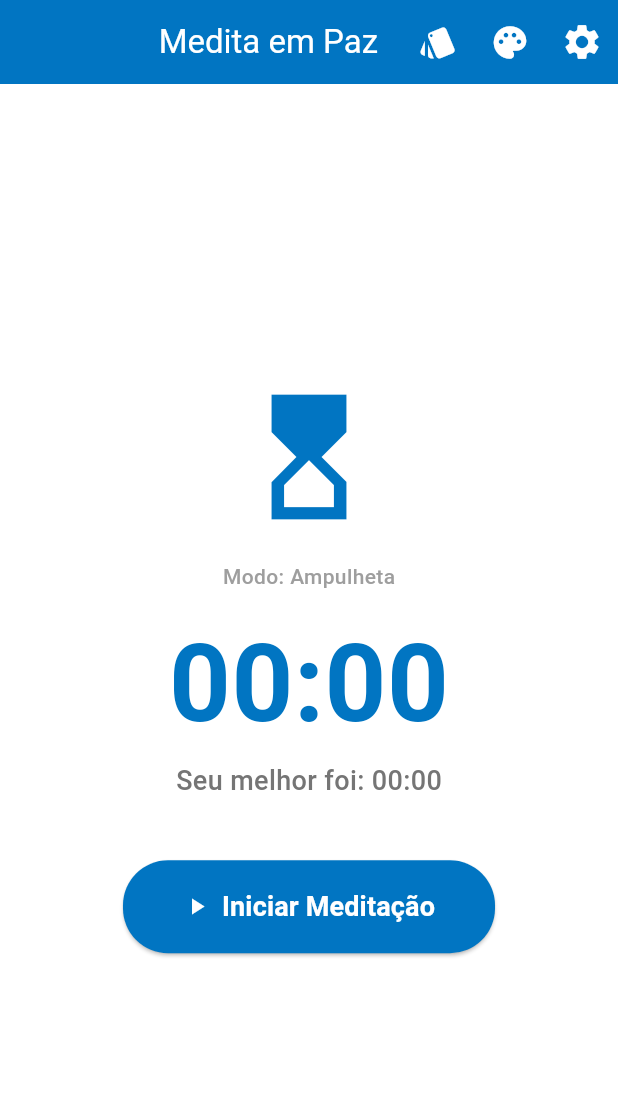
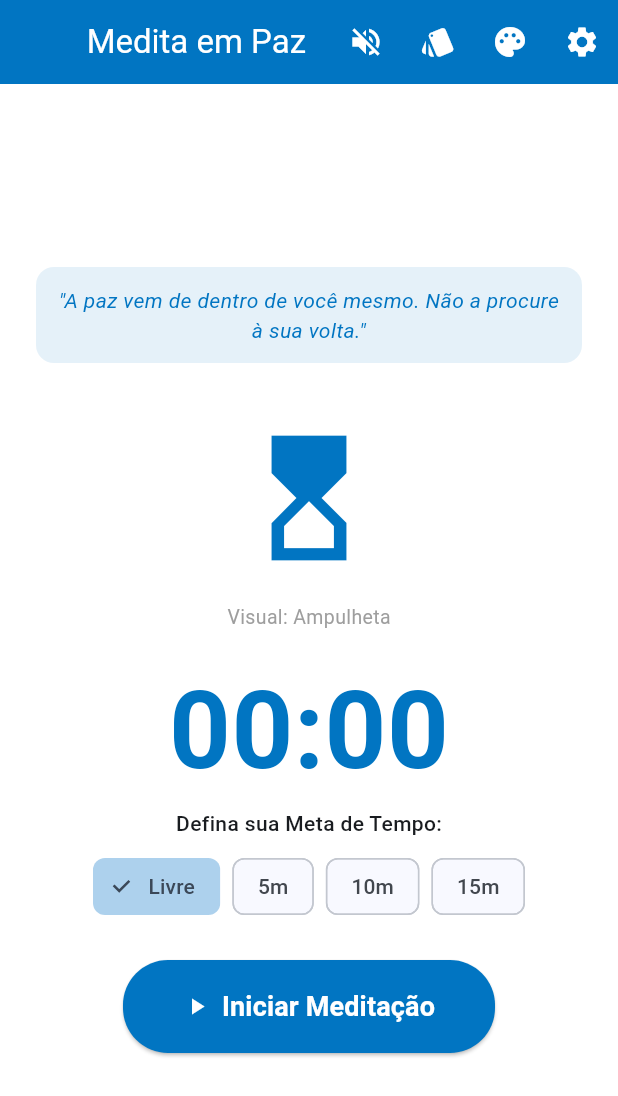
Before and after one commit to foxb333/aplicativo-simples, a Flutter app: the screen it shows after launch, on a phone screen of 412 x 824 dp. Shown: the top 1096 px of the screen. Run offline on Flutter 3.47's test engine with Material 3 defaults, Android fonts, the phone set to English and light mode, and no system bars.

Commit message:
mudanças simples

```diff
--- a/lib/main.dart
+++ b/lib/main.dart
@@ -1,5 +1,7 @@
 import 'dart:async';
+import 'dart:math';
 import 'package:flutter/material.dart';
+import 'package:flutter/services.dart';
 
 void main() {
   runApp(const MyApp());
@@ -15,6 +17,7 @@ class MyApp extends StatelessWidget {
       debugShowCheckedModeBanner: false,
       theme: ThemeData(
         useMaterial3: true,
+        colorSchemeSeed: const Color(0xFF0175C2),
       ),
       home: const TelaDeTransicao(),
     );
@@ -49,6 +52,7 @@ class _TelaDeTransicaoState extends State<TelaDeTransicao> with SingleTickerProv
     _fadeController.forward();
 
     Timer(const Duration(seconds: 3), () {
+      if (mounted) {
         Navigator.of(context).pushReplacement(
           PageRouteBuilder(
             pageBuilder: (context, animation, secondaryAnimation) => const TelaMeditacao(),
@@ -58,6 +62,7 @@ class _TelaDeTransicaoState extends State<TelaDeTransicao> with SingleTickerProv
             transitionDuration: const Duration(milliseconds: 800),
           ),
         );
+      }
     });
   }
 
@@ -77,11 +82,11 @@ class _TelaDeTransicaoState extends State<TelaDeTransicao> with SingleTickerProv
           opacity: _fadeController,
           child: ScaleTransition(
             scale: _subirAnimacao,
-            child: Column(
+            child: const Column(
               mainAxisAlignment: MainAxisAlignment.center,
               children: [
-                const Icon(Icons.spa, size: 120, color: corPadrao),
-                const SizedBox(height: 20),
+                Icon(Icons.spa, size: 120, color: corPadrao),
+                SizedBox(height: 20),
                 Text(
                   'Medita em Paz',
                   style: TextStyle(
@@ -100,7 +105,7 @@ class _TelaDeTransicaoState extends State<TelaDeTransicao> with SingleTickerProv
   }
 }
 
-// 2. TELA PRINCIPAL (Modos Visuais Avançados e Customização de Cores)
+// 2. TELA PRINCIPAL
 class TelaMeditacao extends StatefulWidget {
   const TelaMeditacao({super.key});
 
@@ -114,25 +119,31 @@ class _TelaMeditacaoState extends State<TelaMeditacao> with TickerProviderStateM
   int _melhorTempo = 0;
   bool _estaMeditando = false;
 
-  List<String> _historicoPlacar = [];
+  final List<String> _historicoPlacar = [];
   late AnimationController _animationController;
+  final GlobalKey<ScaffoldState> _scaffoldKey = GlobalKey<ScaffoldState>();
 
-  // Modos Visuais: 0 = Ampulheta, 1 = Terra, 2 = Sol/Lua, 3 = Montanha
   int _modoVisualAtual = 0;
+  int _indiceCorAtual = 0;
 
-  // Sistema de 10 Cores de Tema (A primeira é o Azul Padrão)
-  int _indiceCorAtual = 0;
+  // CORREÇÃO: Variáveis com nomes corrigidos (sem espaços)
+  int _metaMinutosSelecionada = 0;
+  int _segundosRestantesRegressivo = 0;
+  bool _somAmbienteLigado = false;
+
+  final List<String> _frasesZen = [
+    "A paz vem de dentro de você mesmo. Não a procure à sua volta.",
+    "Respire fundo. Esqueça o que já passou, foque no agora.",
+    "Sua mente é como a água; quando está calma, tudo fica claro.",
+    "Atenção plena não é controlar os pensamentos, é não deixar que eles controlem você.",
+    "Permita-se apenas ser, aqui e agora.",
+  ];
+  late String _fraseDoDia;
+
   final List<Color> _listaDeCores = [
-    const Color(0xFF0175C2), // 1. Azul Padrão
-    Colors.teal,             // 2. Verde Mental
-    Colors.purple,           // 3. Roxo Zen
-    Colors.deepOrange,       // 4. Laranja Energia
-    Colors.indigo,           // 5. Índigo Noturno
-    Colors.pink,             // 6. Rosa Compaixão
-    Colors.amber[800]!,      // 7. Âmbar Ouro
-    Colors.cyan[700]!,       // 8. Ciano Calmaria
-    Colors.brown[600]!,      // 9. Marrom Terra
-    Colors.blueGrey,         // 10. Cinza Foco
+    const Color(0xFF0175C2), Colors.teal, Colors.purple, Colors.deepOrange,
+    Colors.indigo, Colors.pink, Colors.amber[800]!, Colors.cyan[700]!,
+    Colors.brown[600]!, Colors.blueGrey,
   ];
 
   @override
@@ -142,28 +153,53 @@ class _TelaMeditacaoState extends State<TelaMeditacao> with TickerProviderStateM
       vsync: this,
       duration: const Duration(seconds: 3),
     );
+    _fraseDoDia = _frasesZen[Random().nextInt(_frasesZen.length)];
   }
 
   void _alternarModoVisual() {
-    setState(() {
-      _modoVisualAtual = (_modoVisualAtual + 1) % 4;
-    });
+    setState(() { _modoVisualAtual = (_modoVisualAtual + 1) % 4; });
   }
 
   void _alternarCorTema() {
-    setState(() {
-      _indiceCorAtual = (_indiceCorAtual + 1) % _listaDeCores.length;
-    });
+    setState(() { _indiceCorAtual = (_indiceCorAtual + 1) % _listaDeCores.length; });
   }
 
   void _alternarMeditacao() {
     if (_estaMeditando) {
+      _pararEGravarSessao();
+    } else {
+      if (_metaMinutosSelecionada > 0 && _segundosRestantesRegressivo == 0) {
+        _segundosRestantesRegressivo = _metaMinutosSelecionada * 60;
+      }
+
+      setState(() { _estaMeditando = true; });
+      _animationController.repeat();
+
+      _timer = Timer.periodic(const Duration(seconds: 1), (timer) {
+        setState(() {
+          if (_metaMinutosSelecionada == 0) {
+            _segundosPassados++;
+          } else {
+            _segundosPassados++;
+            _segundosRestantesRegressivo--;
+
+            if (_segundosRestantesRegressivo <= 0) {
+              _concluirMetaPorTempo();
+            }
+          }
+        });
+      });
+    }
+  }
+
+  void _pararEGravarSessao() {
     _timer?.cancel();
     _animationController.stop();
 
     if (_segundosPassados > 0) {
       setState(() {
-          _historicoPlacar.insert(0, _formatarTempo(_segundosPassados));
+        String tipoSessao = _metaMinutosSelecionada > 0 ? "Meta de $_metaMinutosSelecionada min" : "Livre";
+        _historicoPlacar.insert(0, "${_formatarTempo(_segundosPassados)} ($tipoSessao)");
         if (_segundosPassados > _melhorTempo) {
           _melhorTempo = _segundosPassados;
         }
@@ -173,17 +209,41 @@ class _TelaMeditacaoState extends State<TelaMeditacao> with TickerProviderStateM
     setState(() {
       _estaMeditando = false;
     });
-    } else {
+  }
+
+  void _concluirMetaPorTempo() {
+    _timer?.cancel();
+    _animationController.reset();
+    HapticFeedback.vibrate();
+
+    _historicoPlacar.insert(0, "${_formatarTempo(_segundosPassados)} (Meta Concluída 🎉)");
+    if (_segundosPassados > _melhorTempo) _melhorTempo = _segundosPassados;
+
     setState(() {
-        _estaMeditando = true;
+      _estaMeditando = false;
+      _segundosPassados = 0;
+      _segundosRestantesRegressivo = 0;
     });
-      _animationController.repeat();
-      _timer = Timer.periodic(const Duration(seconds: 1), (timer) {
-        setState(() {
-          _segundosPassados++;
-        });
-      });
-    }
+
+    showDialog(
+      context: context,
+      builder: (context) => AlertDialog(
+        title: const Row(
+          children: [
+            Icon(Icons.notifications_active, color: Colors.amber),
+            SizedBox(width: 10),
+            Text("Sino Zen Tocou!"),
+          ],
+        ),
+        content: const Text("Parabéns! Você alcançou o seu objetivo de meditação determinado para hoje. Fique em paz."),
+        actions: [
+          TextButton(
+            onPressed: () => Navigator.pop(context),
+            child: const Text("Gratidão"),
+          )
+        ],
+      ),
+    );
   }
 
   void _resetarMeditacao() {
@@ -191,6 +251,7 @@ class _TelaMeditacaoState extends State<TelaMeditacao> with TickerProviderStateM
     _animationController.reset();
     setState(() {
       _segundosPassados = 0;
+      _segundosRestantesRegressivo = 0;
       _estaMeditando = false;
     });
   }
@@ -201,7 +262,6 @@ class _TelaMeditacaoState extends State<TelaMeditacao> with TickerProviderStateM
     return "${minutos.toString().padLeft(2, '0')}:${segundos.toString().padLeft(2, '0')}";
   }
 
-  // Renderizador dos formatos visuais com as novas regras de transição
   Widget _construirVisualCronometro(Color corTema) {
     if (_modoVisualAtual == 0) {
       return RotationTransition(
@@ -214,7 +274,6 @@ class _TelaMeditacaoState extends State<TelaMeditacao> with TickerProviderStateM
         child: const Icon(Icons.public, size: 100, color: Colors.blue),
       );
     } else if (_modoVisualAtual == 2) {
-      // REGRA: Transição lenta entre Sol e Lua do segundo 50 ao 60
       int segundoNoMinuto = _segundosPassados % 60;
       int minutoAtual = _segundosPassados ~/ 60;
       bool ehMinutoPar = minutoAtual % 2 == 0;
@@ -223,13 +282,11 @@ class _TelaMeditacaoState extends State<TelaMeditacao> with TickerProviderStateM
       double opacidadeLua = 0.0;
 
       if (segundoNoMinuto >= 50) {
-        // Calcula a evolução de 0.0 a 1.0 nos últimos 10 segundos do minuto
         double fatorTransicao = (segundoNoMinuto - 50) / 10;
         opacidadeSol = 1.0 - fatorTransicao;
         opacidadeLua = fatorTransicao;
       }
 
-      // Inverte os papéis caso o minuto atual seja o da Lua
       if (!ehMinutoPar) {
         double temp = opacidadeSol;
         opacidadeSol = opacidadeLua;
@@ -245,18 +302,16 @@ class _TelaMeditacaoState extends State<TelaMeditacao> with TickerProviderStateM
           ),
           Opacity(
             opacity: opacidadeLua,
-            child: const Icon(Icons.nightlight_round, size: 100, color: Color(0xFF0A192F)), // Azul Escuro profundo
+            child: const Icon(Icons.nightlight_round, size: 100, color: Color(0xFF0A192F)),
           ),
         ],
       );
     } else {
-      // REGRA: Montanha verde até 1 min, volta a ficar cinza até 2 min
       int minutoAtual = _segundosPassados ~/ 60;
       int segundoNoMinuto = _segundosPassados % 60;
       bool indoParaVerde = minutoAtual % 2 == 0;
 
       double progresso = segundoNoMinuto / 60.0;
-      // Se estiver no minuto ímpar, inverte o progresso (voltando do verde para o cinza)
       double fatorCor = indoParaVerde ? progresso : (1.0 - progresso);
 
       Color corMontanha = Color.lerp(Colors.grey[400], Colors.green[700], fatorCor)!;
@@ -276,19 +331,15 @@ class _TelaMeditacaoState extends State<TelaMeditacao> with TickerProviderStateM
   }
 
   @override
-  void dispose() {
-    _timer?.cancel();
-    _animationController.dispose();
-    super.dispose();
-  }
+  Widget build(BuildContext context) {
+    final corTema = _listaDeCores[_indiceCorAtual];
 
-  @override
-  Widget build(BuildContext context) {
-    final corTema = _listaDeCores[_indiceCorAtual]; // Captura a cor ativa selecionada pelo usuário
-    final GlobalKey<ScaffoldState> scaffoldKey = GlobalKey<ScaffoldState>();
+    int segundosExibidos = _metaMinutosSelecionada == 0
+        ? _segundosPassados
+        : (_estaMeditando ? _segundosRestantesRegressivo : _metaMinutosSelecionada * 60);
 
     return Scaffold(
-      key: scaffoldKey,
+      key: _scaffoldKey,
       backgroundColor: Colors.white,
       appBar: AppBar(
         title: const Text('Medita em Paz', style: TextStyle(color: Colors.white)),
@@ -296,24 +347,28 @@ class _TelaMeditacaoState extends State<TelaMeditacao> with TickerProviderStateM
         centerTitle: true,
         automaticallyImplyLeading: false,
         actions: [
-          // Botão 1: Mudar formato visual
           IconButton(
-            icon: const Icon(Icons.style, color: Colors.white, size: 26),
-            tooltip: "Mudar Formato Visual",
+            icon: Icon(_somAmbienteLigado ? Icons.volume_up : Icons.volume_off, color: Colors.white),
+            tooltip: "Som de Fundo",
+            onPressed: () {
+              setState(() { _somAmbienteLigado = !_somAmbienteLigado; });
+              ScaffoldMessenger.of(context).showSnackBar(SnackBar(
+                content: Text(_somAmbienteLigado ? "Sons relaxantes ativados 🌧️" : "Sons desativados"),
+                duration: const Duration(seconds: 1),
+              ));
+            },
+          ),
+          IconButton(
+            icon: const Icon(Icons.style, color: Colors.white),
             onPressed: _alternarModoVisual,
           ),
-          // Botão 2: Seletor de 10 cores do tema
           IconButton(
-            icon: const Icon(Icons.palette, color: Colors.white, size: 26),
-            tooltip: "Mudar Cor do Tema",
+            icon: const Icon(Icons.palette, color: Colors.white),
             onPressed: _alternarCorTema,
           ),
-          // Botão 3: Engrenagem do Placar
           IconButton(
-            icon: const Icon(Icons.settings, color: Colors.white, size: 28),
-            onPressed: () {
-              scaffoldKey.currentState?.openEndDrawer();
-            },
+            icon: const Icon(Icons.settings, color: Colors.white),
+            onPressed: () { _scaffoldKey.currentState?.openEndDrawer(); },
           ),
         ],
       ),
@@ -344,12 +399,9 @@ class _TelaMeditacaoState extends State<TelaMeditacao> with TickerProviderStateM
                       itemCount: _historicoPlacar.length,
                       itemBuilder: (context, index) {
                         return ListTile(
-                          leading: Icon(Icons.timer, color: corTema),
+                          leading: Icon(Icons.check_circle, color: corTema),
                           title: Text('Sessão ${_historicoPlacar.length - index}'),
-                          trailing: Text(
-                            _historicoPlacar[index],
-                            style: const TextStyle(fontWeight: FontWeight.bold, fontSize: 16),
-                          ),
+                          subtitle: Text(_historicoPlacar[index]),
                         );
                       },
                     ),
@@ -358,9 +410,25 @@ class _TelaMeditacaoState extends State<TelaMeditacao> with TickerProviderStateM
         ),
       ),
       body: Center(
+        child: Padding(
+          padding: const EdgeInsets.symmetric(horizontal: 24.0),
           child: Column(
             mainAxisAlignment: MainAxisAlignment.center,
             children: [
+              Container(
+                padding: const EdgeInsets.all(12),
+                decoration: BoxDecoration(
+                  color: corTema.withOpacity(0.1),
+                  borderRadius: BorderRadius.circular(12),
+                ),
+                child: Text(
+                  '"$_fraseDoDia"',
+                  textAlign: TextAlign.center,
+                  style: TextStyle(fontSize: 14, fontStyle: FontStyle.italic, color: corTema),
+                ),
+              ),
+              const SizedBox(height: 30),
+
               SizedBox(
                 height: 120,
                 width: 120,
@@ -368,19 +436,47 @@ class _TelaMeditacaoState extends State<TelaMeditacao> with TickerProviderStateM
               ),
               const SizedBox(height: 10),
               Text(
-              "Modo: ${_obterNomeModo()}",
-              style: TextStyle(fontSize: 14, color: Colors.grey[500], fontWeight: FontWeight.w500),
+                "Visual: ${_obterNomeModo()}",
+                style: TextStyle(fontSize: 13, color: Colors.grey[500]),
               ),
-            const SizedBox(height: 10),
+              const SizedBox(height: 15),
+
               Text(
-              _formatarTempo(_segundosPassados),
+                _formatarTempo(segundosExibidos),
                 style: TextStyle(fontSize: 72, fontWeight: FontWeight.bold, color: corTema),
               ),
+
+              if (!_estaMeditando) ...[
+                const Text("Defina sua Meta de Tempo:", style: TextStyle(fontWeight: FontWeight.w500)),
+                const SizedBox(height: 8),
+                Row(
+                  mainAxisAlignment: MainAxisAlignment.center,
+                  children: [0, 5, 10, 15].map((tempo) {
+                    bool selecionado = _metaMinutosSelecionada == tempo;
+                    return Padding(
+                      padding: const EdgeInsets.symmetric(horizontal: 4.0),
+                      child: ChoiceChip(
+                        label: Text(tempo == 0 ? "Livre" : "${tempo}m"),
+                        selected: selecionado,
+                        selectedColor: corTema.withOpacity(0.3),
+                        onSelected: (val) {
+                          setState(() {
+                            _metaMinutosSelecionada = tempo;
+                            _segundosRestantesRegressivo = tempo * 60;
+                          });
+                        },
+                      ),
+                    );
+                  }).toList(),
+                ),
+              ] else ...[
                 Text(
-              'Seu melhor foi: ${_formatarTempo(_melhorTempo)}',
-              style: TextStyle(fontSize: 18, fontWeight: FontWeight.w500, color: Colors.grey[600]),
+                  _metaMinutosSelecionada == 0 ? "Modo Livre Ativo" : "Focando na Meta programada",
+                  style: TextStyle(color: corTema, fontWeight: FontWeight.bold),
                 ),
-            const SizedBox(height: 40),
+              ],
+
+              const SizedBox(height: 25),
               ElevatedButton.icon(
                 onPressed: _alternarMeditacao,
                 style: ElevatedButton.styleFrom(
@@ -391,22 +487,23 @@ class _TelaMeditacaoState extends State<TelaMeditacao> with TickerProviderStateM
                 ),
                 icon: Icon(_estaMeditando ? Icons.pause : Icons.play_arrow),
                 label: Text(
-                _estaMeditando ? 'Pausar Meditação' : 'Iniciar Meditação',
+                  _estaMeditando ? 'Pausar Sessão' : 'Iniciar Meditação',
                   style: const TextStyle(fontSize: 18, fontWeight: FontWeight.bold),
                 ),
               ),
               if (_segundosPassados > 0) ...[
-              const SizedBox(height: 20),
+                const SizedBox(height: 15),
                 TextButton.icon(
                   onPressed: _resetarMeditacao,
                   style: TextButton.styleFrom(foregroundColor: Colors.grey[600]),
                   icon: const Icon(Icons.refresh),
-                label: const Text('Resetar', style: TextStyle(fontSize: 16)),
+                  label: const Text('Resetar tudo'),
                 ),
               ],
             ],
           ),
         ),
+      ),
     );
   }
 }
```
Lines whose indentation alone changed are shown as unchanged.
